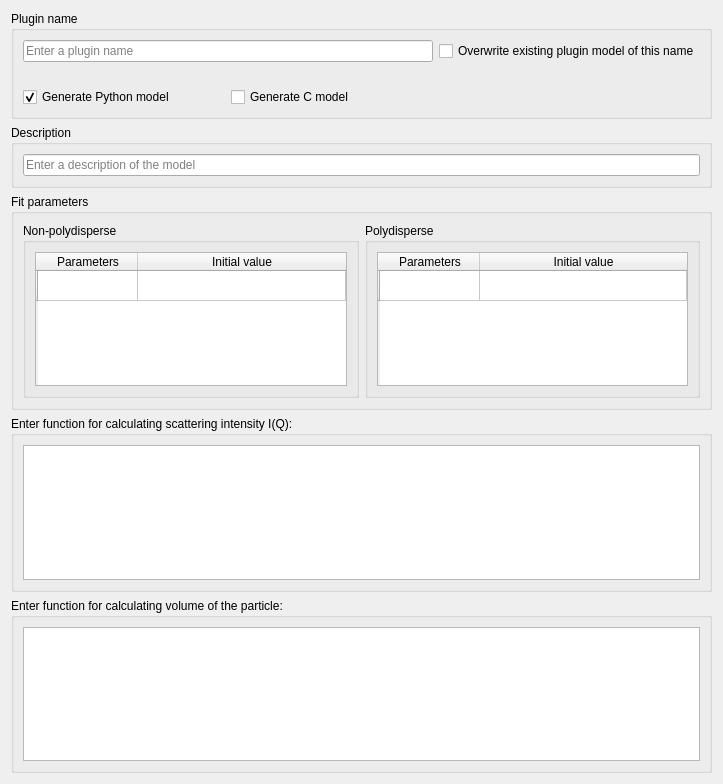
First picture: the form in src/sas/qtgui/Utilities/UI/PluginDefinitionUI.ui, repository SasView/sasview, before the edit.
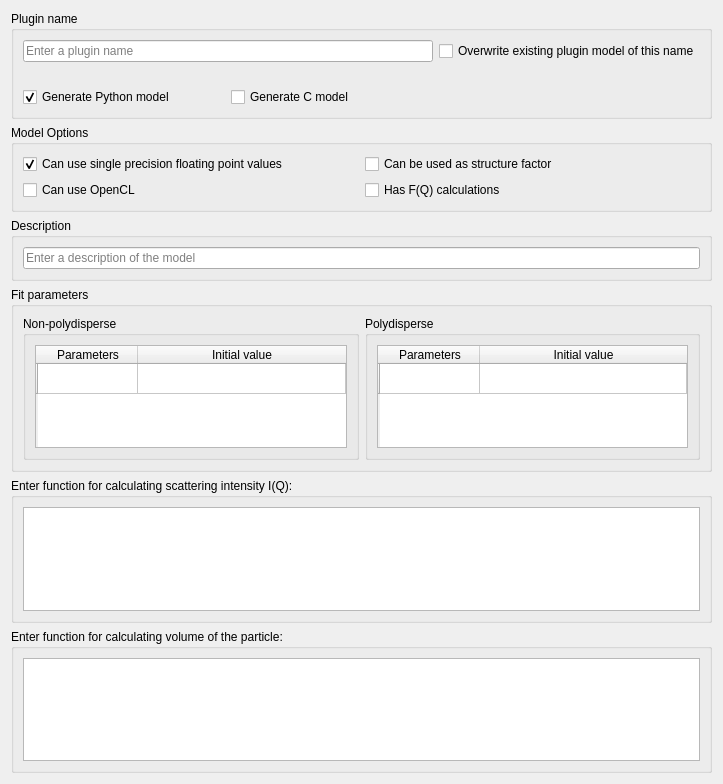
Second picture: the form after the edit.

Commit message: add checkboxes for boolean flags in model editor

```diff
--- a/src/sas/qtgui/Utilities/UI/PluginDefinitionUI.ui
+++ b/src/sas/qtgui/Utilities/UI/PluginDefinitionUI.ui
@@ -236,6 +236,46 @@
      </layout>
     </widget>
    </item>
+   <item row="1" column="0">
+    <widget class="QGroupBox" name="boolGroupBox">
+     <property name="title">
+      <string>Model Options</string>
+     </property>
+     <layout class="QGridLayout" name="gridLayout_8">
+      <item row="1" column="0">
+       <widget class="QCheckBox" name="chkOpenCL">
+        <property name="text">
+         <string>Can use OpenCL</string>
+        </property>
+       </widget>
+      </item>
+      <item row="0" column="0">
+       <widget class="QCheckBox" name="chkSingle">
+        <property name="text">
+         <string>Can use single precision floating point values</string>
+        </property>
+        <property name="checked">
+         <bool>true</bool>
+        </property>
+       </widget>
+      </item>
+      <item row="1" column="1">
+       <widget class="QCheckBox" name="chkFQ">
+        <property name="text">
+         <string>Has F(Q) calculations</string>
+        </property>
+       </widget>
+      </item>
+      <item row="0" column="1">
+       <widget class="QCheckBox" name="chkStructure">
+        <property name="text">
+         <string>Can be used as structure factor</string>
+        </property>
+       </widget>
+      </item>
+     </layout>
+    </widget>
+   </item>
   </layout>
  </widget>
  <tabstops>
```
The commit also changes 2 other files.
